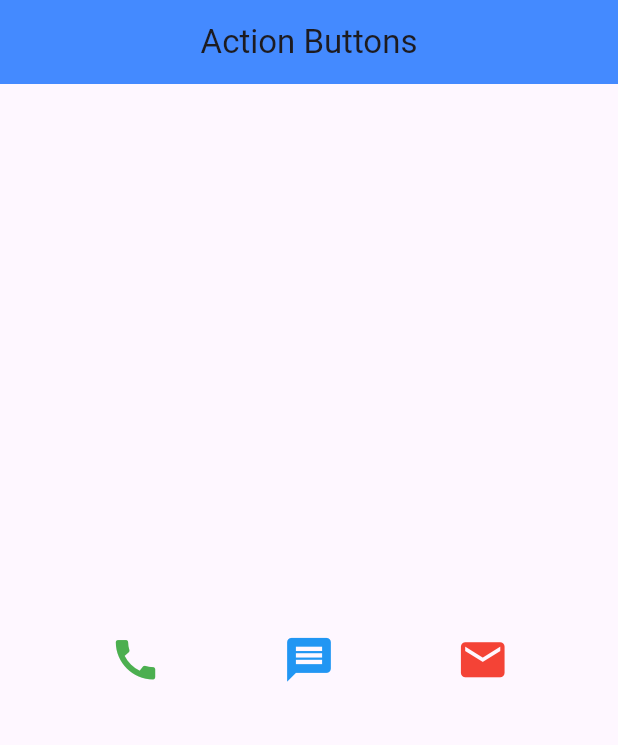
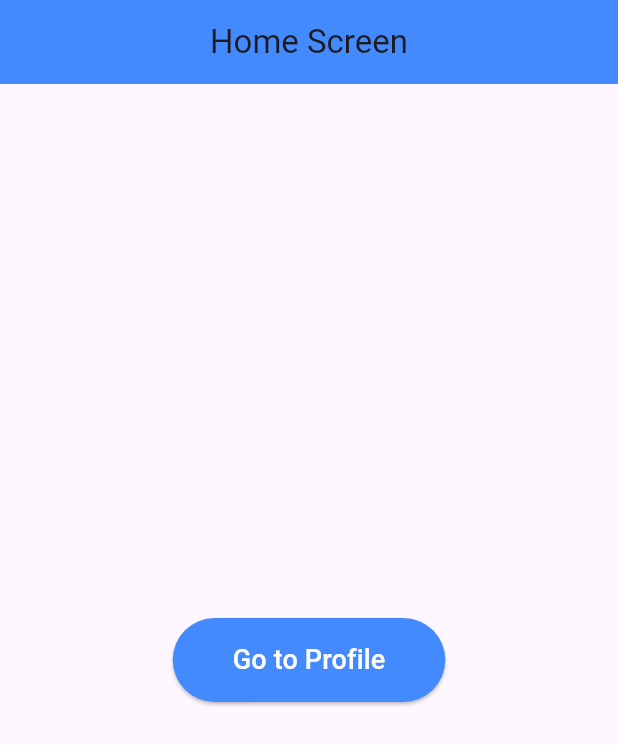
Before and after one commit to Hindavi-1/flutter_exercises, a Flutter app: the screen it shows after launch, on a phone screen of 412 x 824 dp. Shown: the top 745 px of the screen. Run offline on Flutter 3.47's test engine with Material 3 defaults, Android fonts, the phone set to English and light mode, and no system bars.

Commit message:
navigation

```diff
--- a/lib/main.dart
+++ b/lib/main.dart
@@ -2,6 +2,7 @@ import 'package:flutter/material.dart';
 import 'task1_user_profile.dart';
 import 'task2_login_form.dart';
 import 'task3_action_buttons.dart';
+import 'task4_navigation/home_screen.dart';
 
 void main() {
   runApp(const MyApp());
@@ -14,7 +15,7 @@ class MyApp extends StatelessWidget {
   Widget build(BuildContext context) {
     return const MaterialApp(
       debugShowCheckedModeBanner: false,
-      home: Task3ActionButtons(),
+      home: HomeScreen(),
     );
   }
 }
--- /dev/null
+++ b/lib/task4_navigation/home_screen.dart
@@ -0,0 +1,36 @@
+import 'package:flutter/material.dart';
+import 'profile_screen.dart';
+
+class HomeScreen extends StatelessWidget {
+  const HomeScreen({super.key});
+
+  @override
+  Widget build(BuildContext context) {
+    return Scaffold(
+      appBar: AppBar(
+        title: const Text("Home Screen"),
+        backgroundColor: Colors.blueAccent,
+        centerTitle: true,
+      ),
+      body: Center(
+        child: ElevatedButton(
+          style: ElevatedButton.styleFrom(
+            backgroundColor: Colors.blueAccent,
+            padding: const EdgeInsets.symmetric(horizontal: 40, vertical: 15),
+          ),
+          onPressed: () {
+            // Navigate to ProfileScreen
+            Navigator.push(
+              context,
+              MaterialPageRoute(builder: (context) => const ProfileScreen()),
+            );
+          },
+          child: const Text(
+            "Go to Profile",
+            style: TextStyle(fontSize: 18, color: Colors.white),
+          ),
+        ),
+      ),
+    );
+  }
+}
```
Also changed, not shown: lib/task4_navigation/profile_screen.dart (added, +22 -0 lines).
